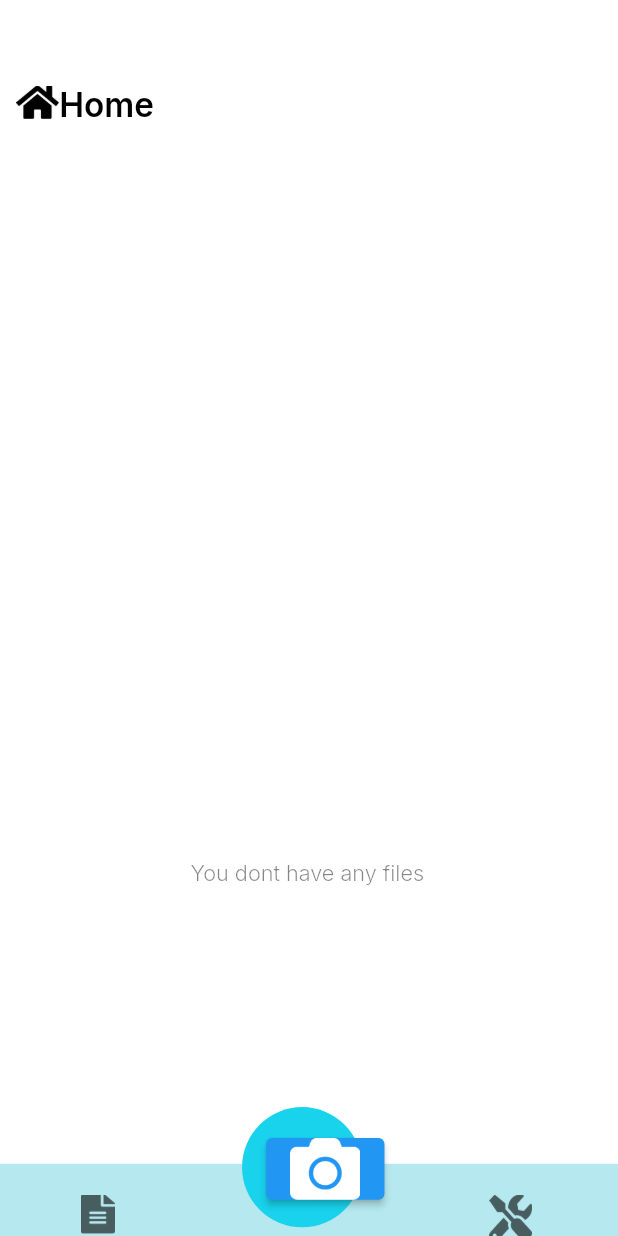
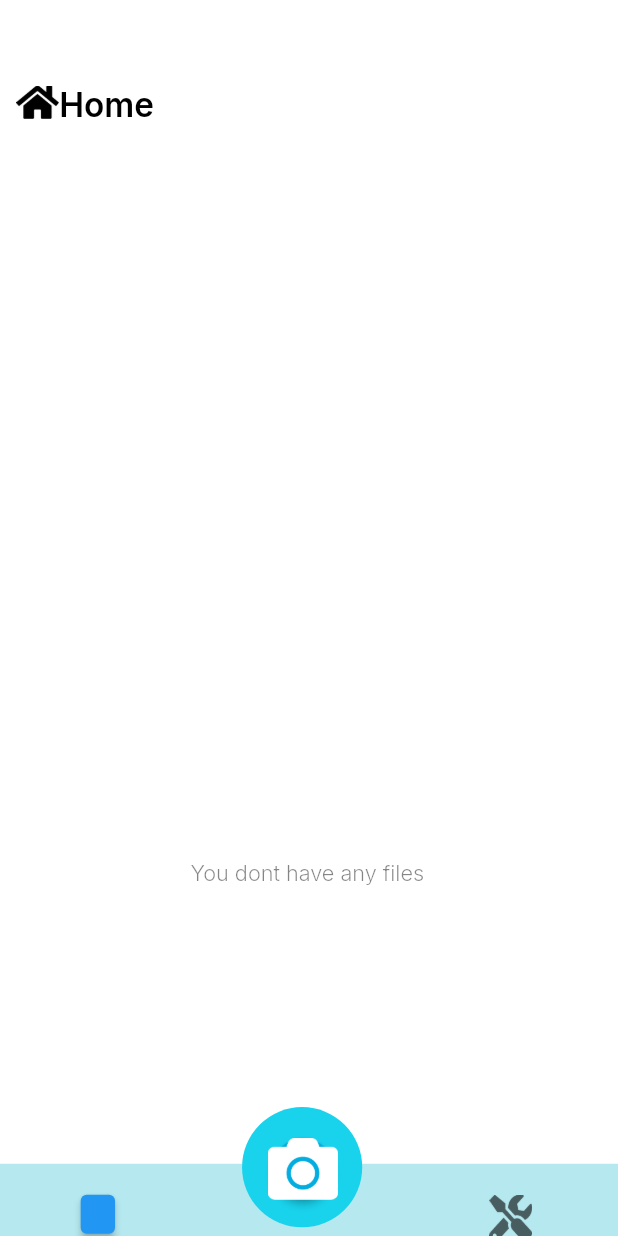
Before and after one commit to Nitin-Tomas31/scanopy, a Flutter app: the HomePage widget shown alone on an empty page, opened directly, on a phone screen of 412 x 824 dp. Run offline on Flutter 3.47's test engine with Material 2 defaults, Android fonts, the phone set to English and light mode, and no system bars; our stand-ins replace camera, google_fonts, image_picker.

Commit message:
Update page-5.dart

```diff
--- a/lib/page-1/page-5.dart
+++ b/lib/page-1/page-5.dart
@@ -5,9 +5,14 @@ import 'package:google_fonts/google_fonts.dart';
 import 'package:myapp/camera/camerautils.dart';
 import 'package:myapp/utils.dart';
 import 'package:myapp/camera/startcamera.dart';
+import 'package:myapp/camera/image_picker.dart';
+import 'package:image_picker/image_picker.dart';
+
+import '../camera/image_picker.dart';
 
 class HomePage extends StatelessWidget {
-  const HomePage({super.key});
+  HomePage({super.key});
+  final ImageModel imageModel = ImageModel();
 
   @override
   Widget build(BuildContext context) {
@@ -186,23 +191,40 @@ class HomePage extends StatelessWidget {
                       child: SizedBox(
                           width: 20 * fem,
                           height: 22.76 * fem,
+                          child: ElevatedButton(
+                            onPressed: () {
+                              imageModel.setSelectedImage();
+                            },
+                            child: Align(
+                              child: SizedBox(
+                                width: 41 * fem,
+                                height: 35.88 * fem,
                                 child: Image.asset(
                                   'assets/page-1/images/vector-EWr.png',
-                          width: 20 * fem,
-                          height: 22.76 * fem,
+                                  width: 41 * fem,
+                                  height: 35.88 * fem,
                                 ),
                               ),
+                            ),
+                          )),
                     ),
                   ),
                   Positioned(
                     // vectort2i (26:90)
-                    left: 155 * fem,
+                    left: 142 * fem,
                     top: 15 * fem,
                     child: ElevatedButton(
+                      style: ButtonStyle(
+                          backgroundColor: MaterialStateProperty.all<Color>(
+                              Color.fromARGB(255, 3, 173, 224)),
+                          shape: MaterialStateProperty.all<OutlinedBorder>(
+                              CircleBorder())),
                       onPressed: () {
                         Navigator.push(
                           context,
-                          MaterialPageRoute(builder: (context) => const CameraPreviewWidget()),
+                          MaterialPageRoute(
+                              builder: (context) =>
+                                  const CameraPreviewWidget()),
                         );
                       },
                       child: Align(
```
Lines whose indentation alone changed are shown as unchanged.
